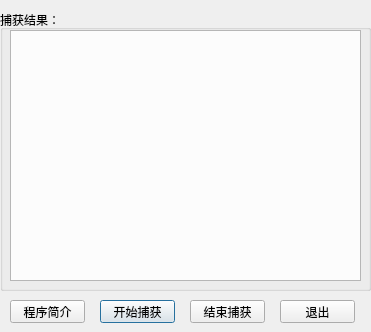
This is findqqdialog.ui in hurley25/sniffer as Qt 5 draws it before an edit. The edited form follows.
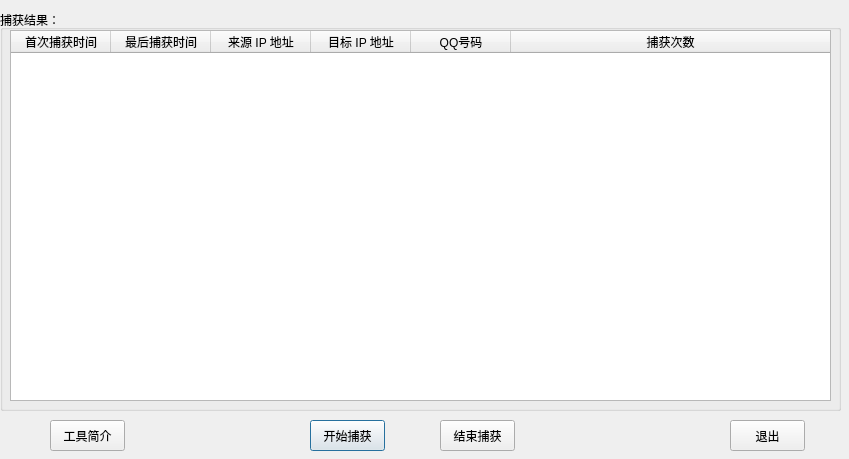
This is the edited form.

Commit message: 基本完成了对捕获QQ通信的实现，但是捕获线程的处理比较粗糙。  * 完成后如果有时间的话优化线程调度。

```diff
--- a/findqqdialog.ui
+++ b/findqqdialog.ui
@@ -6,8 +6,8 @@
    <rect>
     <x>0</x>
     <y>0</y>
-    <width>371</width>
-    <height>332</height>
+    <width>849</width>
+    <height>459</height>
    </rect>
   </property>
   <property name="windowTitle">
@@ -16,36 +16,87 @@
   <property name="sizeGripEnabled">
    <bool>false</bool>
   </property>
-  <widget class="QListWidget" name="findListWidget">
+  <widget class="QTreeWidget" name="findTreeWidget">
    <property name="geometry">
     <rect>
      <x>10</x>
      <y>30</y>
-     <width>351</width>
-     <height>251</height>
+     <width>821</width>
+     <height>371</height>
     </rect>
    </property>
+   <column>
+    <property name="text">
+     <string>首次捕获时间</string>
+    </property>
+    <property name="textAlignment">
+     <set>AlignHCenter|AlignVCenter|AlignCenter</set>
+    </property>
+   </column>
+   <column>
+    <property name="text">
+     <string>最后捕获时间</string>
+    </property>
+    <property name="textAlignment">
+     <set>AlignHCenter|AlignVCenter|AlignCenter</set>
+    </property>
+   </column>
+   <column>
+    <property name="text">
+     <string>来源 IP 地址</string>
+    </property>
+    <property name="textAlignment">
+     <set>AlignHCenter|AlignVCenter|AlignCenter</set>
+    </property>
+   </column>
+   <column>
+    <property name="text">
+     <string>目标 IP 地址</string>
+    </property>
+    <property name="textAlignment">
+     <set>AlignHCenter|AlignVCenter|AlignCenter</set>
+    </property>
+   </column>
+   <column>
+    <property name="text">
+     <string>QQ号码</string>
+    </property>
+    <property name="textAlignment">
+     <set>AlignHCenter|AlignVCenter|AlignCenter</set>
+    </property>
+   </column>
+   <column>
+    <property name="text">
+     <string>捕获次数</string>
+    </property>
+    <property name="textAlignment">
+     <set>AlignHCenter|AlignVCenter|AlignCenter</set>
+    </property>
+   </column>
   </widget>
   <widget class="QPushButton" name="beginPushButton">
    <property name="geometry">
     <rect>
-     <x>100</x>
-     <y>300</y>
+     <x>310</x>
+     <y>420</y>
      <width>75</width>
-     <height>23</height>
+     <height>31</height>
     </rect>
    </property>
    <property name="text">
     <string>开始捕获</string>
    </property>
+   <property name="default">
+    <bool>true</bool>
+   </property>
   </widget>
   <widget class="QPushButton" name="endPushButton">
    <property name="geometry">
     <rect>
-     <x>190</x>
-     <y>300</y>
+     <x>440</x>
+     <y>420</y>
      <width>75</width>
-     <height>23</height>
+     <height>31</height>
     </rect>
    </property>
    <property name="text">
@@ -55,10 +106,10 @@
   <widget class="QPushButton" name="exitPushButton">
    <property name="geometry">
     <rect>
-     <x>280</x>
-     <y>300</y>
+     <x>730</x>
+     <y>420</y>
      <width>75</width>
-     <height>23</height>
+     <height>31</height>
     </rect>
    </property>
    <property name="text">
@@ -68,14 +119,14 @@
   <widget class="QPushButton" name="infoPushButton">
    <property name="geometry">
     <rect>
-     <x>10</x>
-     <y>300</y>
+     <x>50</x>
+     <y>420</y>
      <width>75</width>
-     <height>23</height>
+     <height>31</height>
     </rect>
    </property>
    <property name="text">
-    <string>程序简介</string>
+    <string>工具简介</string>
    </property>
   </widget>
   <widget class="QGroupBox" name="groupBox">
@@ -83,14 +134,20 @@
     <rect>
      <x>0</x>
      <y>10</y>
-     <width>371</width>
-     <height>281</height>
+     <width>841</width>
+     <height>401</height>
     </rect>
    </property>
    <property name="title">
     <string>捕获结果：</string>
    </property>
   </widget>
+  <zorder>groupBox</zorder>
+  <zorder>findTreeWidget</zorder>
+  <zorder>beginPushButton</zorder>
+  <zorder>endPushButton</zorder>
+  <zorder>exitPushButton</zorder>
+  <zorder>infoPushButton</zorder>
  </widget>
  <resources/>
  <connections>
```
Left out of the diff: 7 changed lines with no effect on the pictures. The commit also changes 11 other files.
